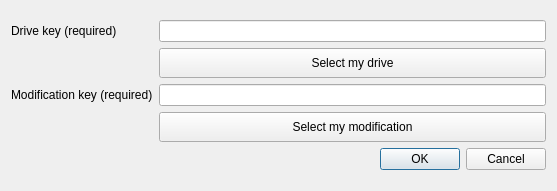
Qt form UserApp/CancelModificationDialog.ui (proximax-storage/cpp-xpx-storage-user-app) before a commit.
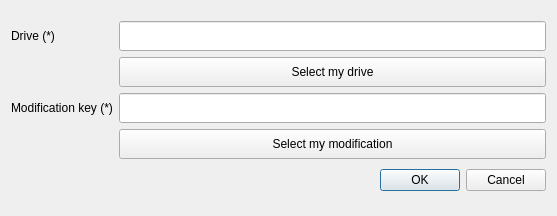
The same form after that commit.

```diff
--- a/UserApp/CancelModificationDialog.ui
+++ b/UserApp/CancelModificationDialog.ui
@@ -7,7 +7,7 @@
     <x>0</x>
     <y>0</y>
     <width>557</width>
-    <height>191</height>
+    <height>216</height>
    </rect>
   </property>
   <property name="windowTitle">
@@ -17,7 +17,20 @@
    <item>
     <layout class="QGridLayout" name="gridLayout">
      <item row="2" column="1">
-      <widget class="QLineEdit" name="m_modificationKey"/>
+      <widget class="QLineEdit" name="m_modificationKey">
+       <property name="minimumSize">
+        <size>
+         <width>0</width>
+         <height>30</height>
+        </size>
+       </property>
+       <property name="maximumSize">
+        <size>
+         <width>16777215</width>
+         <height>30</height>
+        </size>
+       </property>
+      </widget>
      </item>
      <item row="3" column="1">
       <widget class="QPushButton" name="m_selectModification">
@@ -27,6 +40,12 @@
          <height>30</height>
         </size>
        </property>
+       <property name="maximumSize">
+        <size>
+         <width>16777215</width>
+         <height>30</height>
+        </size>
+       </property>
        <property name="text">
         <string>Select my modification</string>
        </property>
@@ -35,7 +54,7 @@
      <item row="0" column="0">
       <widget class="QLabel" name="label">
        <property name="text">
-        <string>Drive key (required)</string>
+        <string>Drive (*)</string>
        </property>
       </widget>
      </item>
@@ -47,6 +66,12 @@
          <height>30</height>
         </size>
        </property>
+       <property name="maximumSize">
+        <size>
+         <width>16777215</width>
+         <height>30</height>
+        </size>
+       </property>
        <property name="text">
         <string>Select my drive</string>
        </property>
@@ -55,15 +80,40 @@
      <item row="2" column="0">
       <widget class="QLabel" name="label_2">
        <property name="text">
-        <string>Modification key (required)</string>
+        <string>Modification key (*)</string>
        </property>
       </widget>
      </item>
      <item row="0" column="1">
-      <widget class="QLineEdit" name="m_driveKey"/>
+      <widget class="QLineEdit" name="m_driveKey">
+       <property name="minimumSize">
+        <size>
+         <width>0</width>
+         <height>30</height>
+        </size>
+       </property>
+       <property name="maximumSize">
+        <size>
+         <width>16777215</width>
+         <height>30</height>
+        </size>
+       </property>
+      </widget>
      </item>
      <item row="4" column="1">
       <widget class="QDialogButtonBox" name="buttonBox">
+       <property name="minimumSize">
+        <size>
+         <width>0</width>
+         <height>30</height>
+        </size>
+       </property>
+       <property name="maximumSize">
+        <size>
+         <width>16777215</width>
+         <height>30</height>
+        </size>
+       </property>
        <property name="orientation">
         <enum>Qt::Horizontal</enum>
        </property>
```
